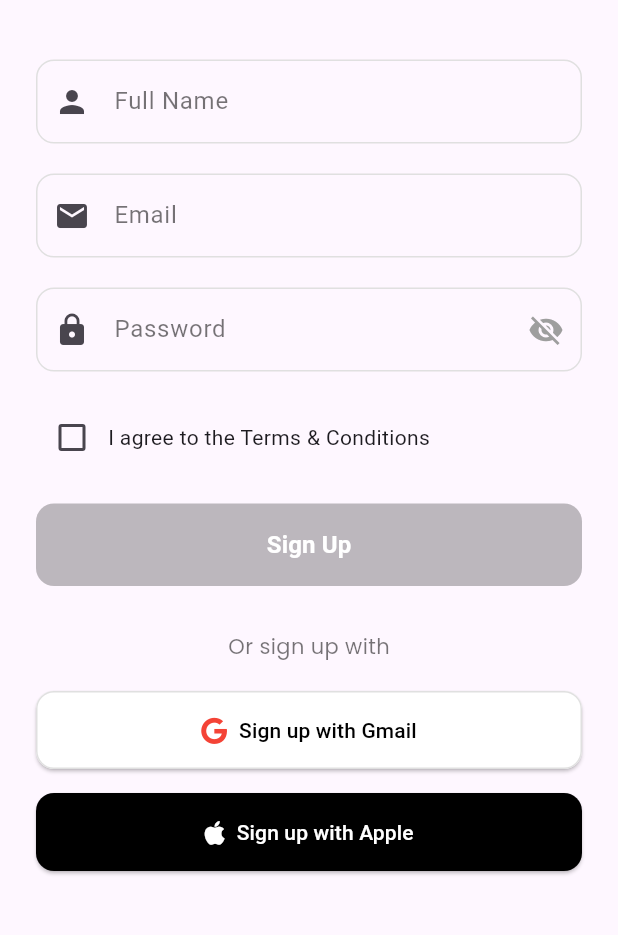
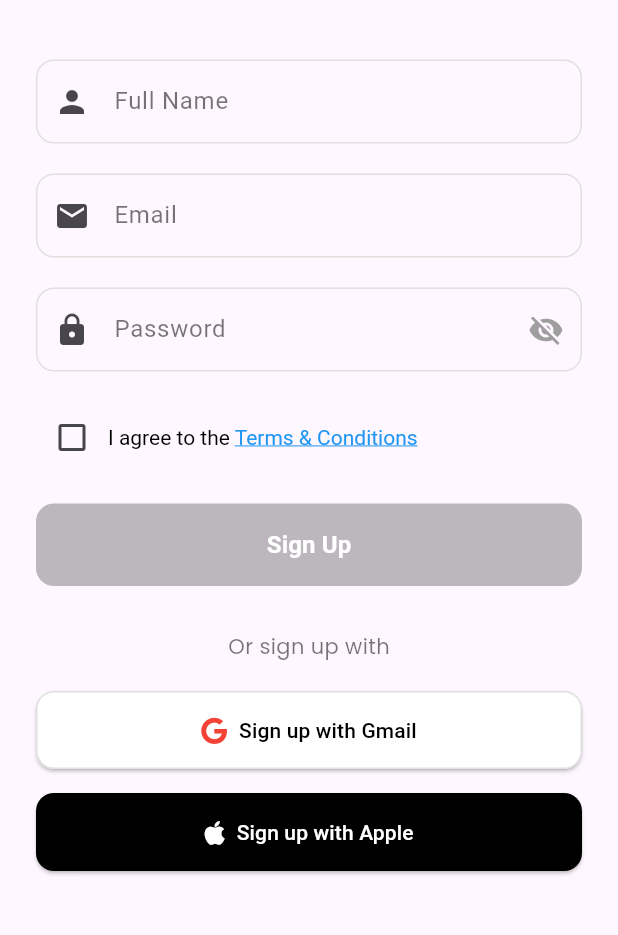
Before and after one commit to aayam17/pet_alert_app, a Flutter app: the screen it shows after launch, after a tap on "Create Account", on a phone screen of 412 x 824 dp, the part 236-1171 px from its top. Run offline on Flutter 3.47's test engine with Material 3 defaults, Android fonts, the phone set to English and light mode, and no system bars; our stand-ins replace font_awesome_flutter, google_fonts.

Commit message:
splash screen, sign up and login fixes

```diff
--- a/lib/routes/app.dart
+++ b/lib/routes/app.dart
@@ -1,7 +1,10 @@
 import 'package:flutter/material.dart';
+import 'package:pet_alert_app/views/dashboard.dart';
 import 'package:pet_alert_app/views/login_page.dart';
 import 'package:pet_alert_app/views/signup_page.dart';
-import 'package:pet_alert_app/views/welcome_page.dart'; //
+import 'package:pet_alert_app/views/welcome_page.dart';
+import 'package:pet_alert_app/views/splash_screen.dart'; // 👈 Make sure to create and import this
+
 class MyApp extends StatelessWidget {
   const MyApp({super.key});
 
@@ -12,7 +15,7 @@ class MyApp extends StatelessWidget {
       theme: ThemeData(
         colorScheme: ColorScheme.fromSeed(seedColor: Colors.deepPurple),
       ),
-      home: const WelcomePage(),
+      home: const SplashScreen(),
       debugShowCheckedModeBanner: false,
     );
   }
--- a/lib/views/signup_page.dart
+++ b/lib/views/signup_page.dart
@@ -1,6 +1,9 @@
 import 'package:flutter/material.dart';
+import 'package:flutter/gestures.dart';
 import 'package:font_awesome_flutter/font_awesome_flutter.dart';
 import 'package:google_fonts/google_fonts.dart';
+import 'dashboard.dart';
+import 'terms_page.dart';
 
 class SignupPage extends StatefulWidget {
   const SignupPage({super.key});
@@ -45,8 +48,10 @@ class _SignupPageState extends State<SignupPage> {
         setState(() {
           _isLoading = false;
         });
-        ScaffoldMessenger.of(context).showSnackBar(
-          const SnackBar(content: Text('Sign Up Successful!')),
+
+        Navigator.pushReplacement(
+          context,
+          MaterialPageRoute(builder: (context) => const Dashboard()),
         );
       });
     }
@@ -78,7 +83,6 @@ class _SignupPageState extends State<SignupPage> {
             crossAxisAlignment: CrossAxisAlignment.stretch,
             children: [
               const SizedBox(height: 40),
-
               Text(
                 'Join PetAlert!',
                 style: GoogleFonts.poppins(
@@ -90,7 +94,6 @@ class _SignupPageState extends State<SignupPage> {
               ),
 
               const SizedBox(height: 40),
-
               TextFormField(
                 controller: _nameController,
                 decoration: InputDecoration(
@@ -115,9 +118,7 @@ class _SignupPageState extends State<SignupPage> {
                   return null;
                 },
               ),
-
               const SizedBox(height: 20),
-
               TextFormField(
                 controller: _emailController,
                 keyboardType: TextInputType.emailAddress,
@@ -147,9 +148,7 @@ class _SignupPageState extends State<SignupPage> {
                   return null;
                 },
               ),
-
               const SizedBox(height: 20),
-
               TextFormField(
                 controller: _passwordController,
                 obscureText: _obscurePassword,
@@ -189,9 +188,7 @@ class _SignupPageState extends State<SignupPage> {
                   return null;
                 },
               ),
-
               const SizedBox(height: 20),
-
               Row(
                 children: [
                   Checkbox(
@@ -202,17 +199,33 @@ class _SignupPageState extends State<SignupPage> {
                       });
                     },
                   ),
-                  const Expanded(
-                    child: Text(
-                      'I agree to the Terms & Conditions',
-                      style: TextStyle(fontSize: 14),
+                  Expanded(
+                    child: RichText(
+                      text: TextSpan(
+                        style: const TextStyle(color: Colors.black, fontSize: 14),
+                        children: [
+                          const TextSpan(text: 'I agree to the '),
+                          TextSpan(
+                            text: 'Terms & Conditions',
+                            style: const TextStyle(
+                              color: Colors.blue,
+                              decoration: TextDecoration.underline,
+                            ),
+                            recognizer: TapGestureRecognizer()
+                              ..onTap = () {
+                                Navigator.push(
+                                  context,
+                                  MaterialPageRoute(builder: (context) => const TermsPage()),
+                                );
+                              },
+                          ),
+                        ],
+                      ),
                     ),
                   ),
                 ],
               ),
-
               const SizedBox(height: 20),
-
               Tooltip(
                 message: _agreedToTerms
                     ? ''
@@ -246,18 +259,14 @@ class _SignupPageState extends State<SignupPage> {
                         ),
                 ),
               ),
-
               const SizedBox(height: 30),
-
               Center(
                 child: Text(
                   "Or sign up with",
                   style: GoogleFonts.poppins(fontSize: 14, color: Colors.black54),
                 ),
               ),
-
               const SizedBox(height: 20),
-
               Column(
                 crossAxisAlignment: CrossAxisAlignment.stretch,
                 children: [
@@ -295,7 +304,6 @@ class _SignupPageState extends State<SignupPage> {
                   ),
                 ],
               ),
-
               const SizedBox(height: 40),
             ],
           ),
--- /dev/null
+++ b/lib/views/splash_screen.dart
@@ -0,0 +1,57 @@
+import 'package:flutter/material.dart';
+import 'welcome_page.dart';
+
+class SplashScreen extends StatefulWidget {
+  const SplashScreen({super.key});
+
+  @override
+  State<SplashScreen> createState() => _SplashScreenState();
+}
+
+class _SplashScreenState extends State<SplashScreen> {
+  @override
+  void initState() {
+    super.initState();
+
+    // Navigate to WelcomePage after 3 seconds
+    Future.delayed(const Duration(seconds: 3), () {
+      Navigator.pushReplacement(
+        context,
+        MaterialPageRoute(builder: (context) => const WelcomePage()),
+      );
+    });
+  }
+
+  @override
+  Widget build(BuildContext context) {
+    return Scaffold(
+      body: Container(
+        decoration: const BoxDecoration(
+          gradient: LinearGradient(
+            colors: [Color(0xFFE3FDFD), Color(0xFFFFC6FF)],
+            begin: Alignment.topLeft,
+            end: Alignment.bottomRight,
+          ),
+        ),
+        child: Center(
+          child: Column(
+            mainAxisSize: MainAxisSize.min,
+            children: [
+              // App Logo
+              Image.asset(
+                'assets/logo_pet.png',
+                width: 200,
+                height: 200,
+              ),
+              const SizedBox(height: 30),
+              // Loading Indicator
+              const CircularProgressIndicator(
+                color: Colors.teal,
+              ),
+            ],
+          ),
+        ),
+      ),
+    );
+  }
+}
```
Also changed, not shown: lib/views/dashboard.dart (added, +66 -0 lines), lib/views/login_page.dart (+6 -16 lines), lib/views/terms_page.dart (added, +120 -0 lines).
